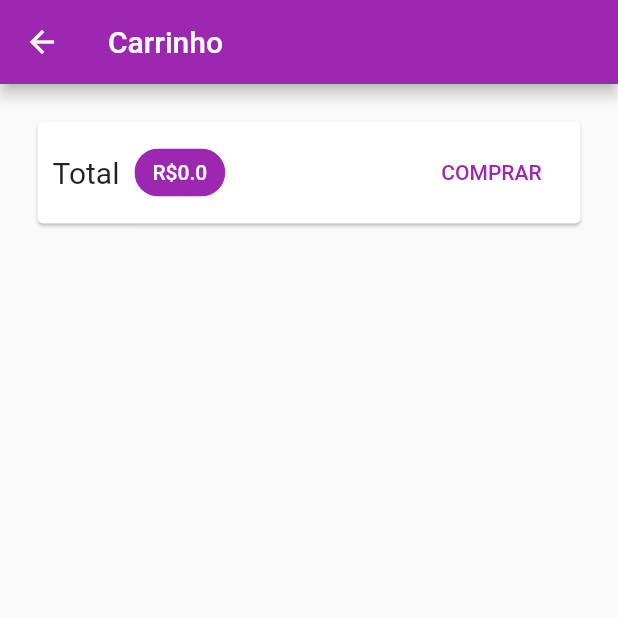
After one commit to Micheli97/loja, a Flutter app: the CartScreen screen opened by its route, on a phone screen of 412 x 824 dp, the top half of it. The commit adds this screen. Run offline on Flutter 3.47's test engine with Material 2 defaults, Android fonts, the phone set to English and light mode, and no system bars; network calls fail.

Commit message:
Itens do carrinho

```diff
--- a/loja/lib/main.dart
+++ b/loja/lib/main.dart
@@ -2,6 +2,7 @@ import 'package:flutter/material.dart';
 import 'package:loja/providers/cart.dart';
 import 'package:loja/providers/products.dart';
 import 'package:loja/utils/app_routes.dart';
+import 'package:loja/views/cart_screen.dart';
 import 'package:loja/views/product_detail_screen.dart';
 import 'package:loja/views/products_overview_screen.dart';
 import 'package:provider/provider.dart';
@@ -32,7 +33,10 @@ class MyApp extends StatelessWidget {
           // fontFamily: 'Lato',
         ),
         home: ProductOverviewScreen(),
-        routes: {AppRoutes.PRODUCT_DETAIL: (ctx) => ProductDetailScreen()},
+        routes: {
+          AppRoutes.PRODUCT_DETAIL: (ctx) => ProductDetailScreen(),
+          AppRoutes.CART: (ctx) => CartScreen(),
+        },
       ),
     );
   }
--- a/loja/lib/providers/cart.dart
+++ b/loja/lib/providers/cart.dart
@@ -30,11 +30,19 @@ class Cart with ChangeNotifier {
     // não afetem o original
   }
 
-  int get itemCount {
+  int get itemsCount {
     // aqui eu estou pegando o tamanho da lista, se eu pegasse a partir da logica
     // acima nao daria certo pq eu precisaria clonar a lista toda vez que quisesse
     // fazer isso
     return _items.length;
+  }
+
+  double get totalAmount {
+    double total = 0.0;
+    _items.forEach((key, cartItem) {
+      total += cartItem.price * cartItem.quantity;
+    });
+    return total;
   }
 
   void addItem(Product product) {
--- a/loja/lib/utils/app_routes.dart
+++ b/loja/lib/utils/app_routes.dart
@@ -1,3 +1,4 @@
 class AppRoutes {
   static const PRODUCT_DETAIL = '/product-detail';
+  static const CART = '/cart';
 }
--- /dev/null
+++ b/loja/lib/views/cart_screen.dart
@@ -0,0 +1,59 @@
+import 'package:flutter/material.dart';
+import 'package:loja/providers/cart.dart';
+import 'package:loja/widgets/cart_item_widge.dart';
+import 'package:provider/provider.dart';
+
+class CartScreen extends StatelessWidget {
+  @override
+  Widget build(BuildContext context) {
+    final Cart cart = Provider.of(context);
+    final cartItems = cart.items.values.toList();
+    return Scaffold(
+      appBar: AppBar(
+        title: Text('Carrinho'),
+      ),
+      body: Column(
+        children: [
+          Card(
+            margin: EdgeInsets.all(25),
+            child: Padding(
+              padding: EdgeInsets.all(10),
+              child: Row(
+                mainAxisAlignment: MainAxisAlignment.spaceBetween,
+                children: [
+                  Text(
+                    "Total",
+                    style: TextStyle(fontSize: 20),
+                  ),
+                  SizedBox(width: 10),
+                  Chip(
+                    label: Text(
+                      'R\$${cart.totalAmount}',
+                      style: TextStyle(
+                        color:
+                            Theme.of(context).primaryTextTheme.headline6.color,
+                      ),
+                    ),
+                    backgroundColor: Theme.of(context).primaryColor,
+                  ),
+                  Spacer(),
+                  FlatButton(
+                    child: Text("COMPRAR"),
+                    textColor: Theme.of(context).primaryColor,
+                    onPressed: () {},
+                  ),
+                ],
+              ),
+            ),
+          ),
+          SizedBox(height: 10),
+          Expanded(
+            child: ListView.builder(
+                itemCount: cart.itemsCount,
+                itemBuilder: (ctx, i) => CartItemWidget(cartItems[i])),
+          ),
+        ],
+      ),
+    );
+  }
+}
```
Also changed, not shown: loja/lib/views/products_overview_screen.dart (+5 -2 lines), loja/lib/widgets/cart_item_widge.dart (added, +32 -0 lines).
